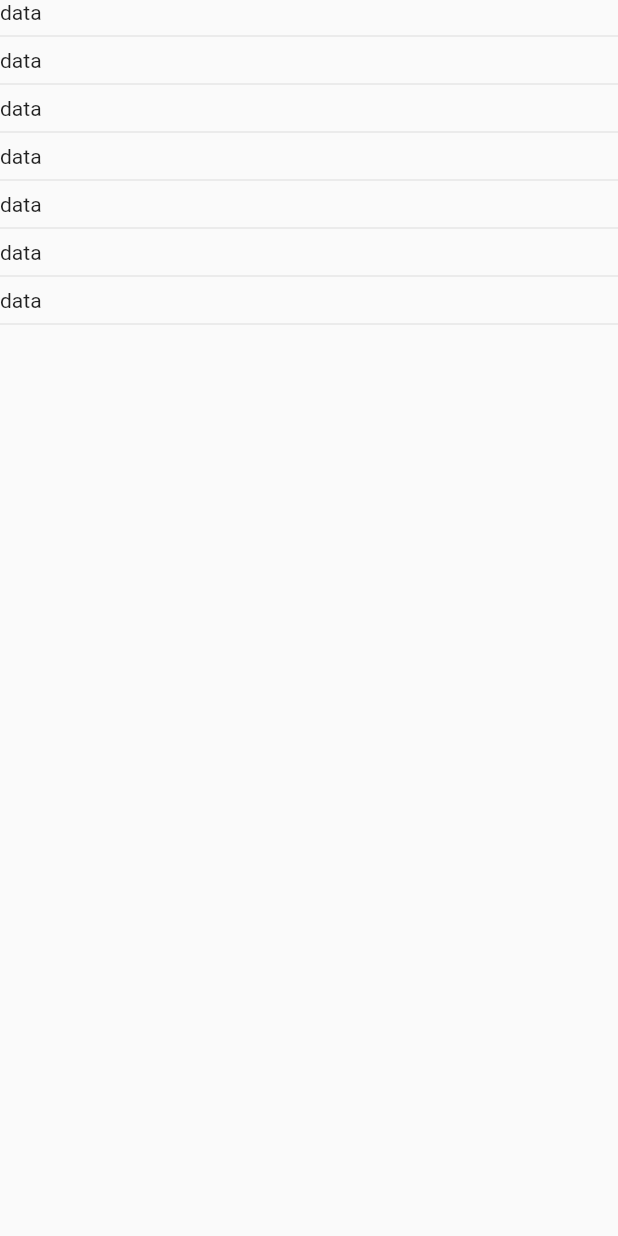
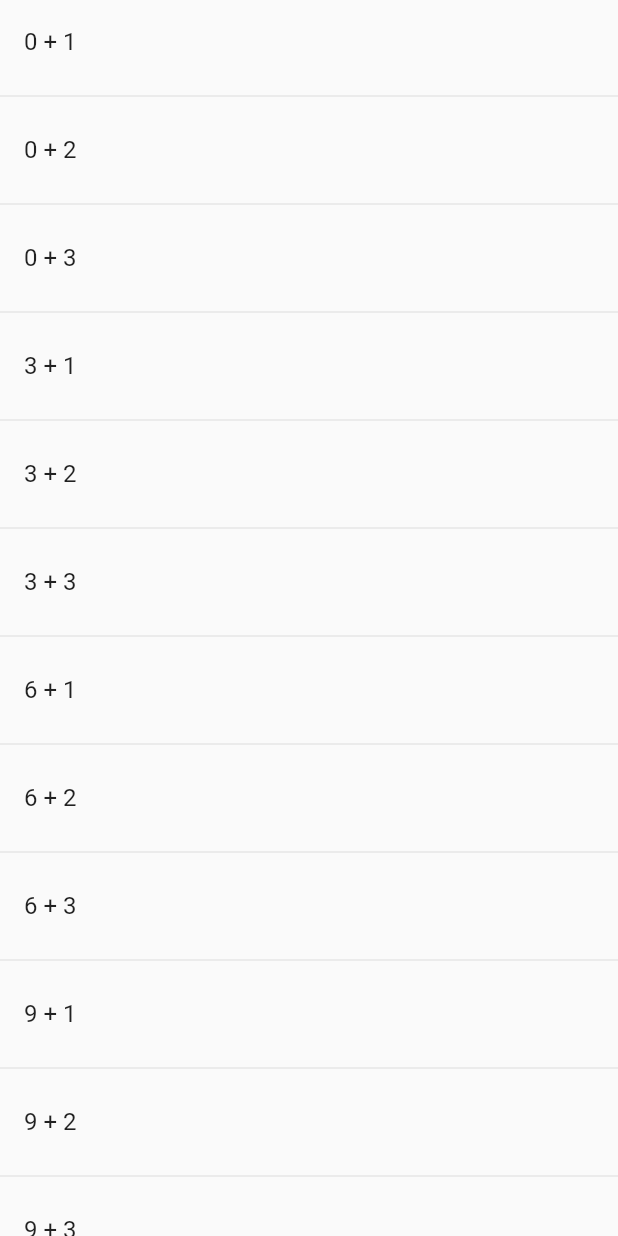
Before and after one commit to oskalo/flutter_try, a Flutter app: the screen it shows after launch, on a phone screen of 412 x 824 dp. Run offline on Flutter 3.47's test engine with Material 2 defaults, Android fonts, the phone set to English and light mode, and no system bars.

Commit message:
third lesson second part https://www.youtube.com/watch?v=5Uo1aD0Ia2M

```diff
--- a/lib/main.dart
+++ b/lib/main.dart
@@ -1,27 +1,35 @@
 import 'package:flutter/material.dart';
 
-List<Widget> myList = [
-  new Text("data"),
-  new Divider(),
-  new Text("data"),
-  new Divider(),
-  new Text("data"),
-  new Divider(),
-  new Text("data"),
-  new Divider(),
-  new Text("data"),
-  new Divider(),
-  new Text("data"),
-  new Divider(),
-  new Text("data"),
-  new Divider(),
-];
+class MyBody extends StatefulWidget {
+  @override
+  State<StatefulWidget> createState() => MyBodyState();
+}
+
+class MyBodyState extends State<MyBody>{
+  List<String> _array = [];
+  Widget build(BuildContext context) {
+    return ListView.builder(itemBuilder: (context, i) {
+      print('num $i : notchet = {$i.isOdd}');
+
+      if (i.isOdd) return new Divider();
+
+      final int index = i ~/2;
+
+      if (index >= _array.length) {
+        print("index $index");
+        print("lenght ${_array.length}");
+        _array.addAll(['$index + 1', '$index + 2', '$index + 3']);
+      }
+
+      return new ListTile(title: new Text(_array[index]));
+      }
+    );
+  }
+}
 
 void main() => runApp(
   new MaterialApp(
     debugShowCheckedModeBanner: false,
-    home: new Scaffold(
-      body: new ListView(children: myList),
-    ),
+    home: new Scaffold(body: new Center(child: new MyBody()))
   )
 );
```
